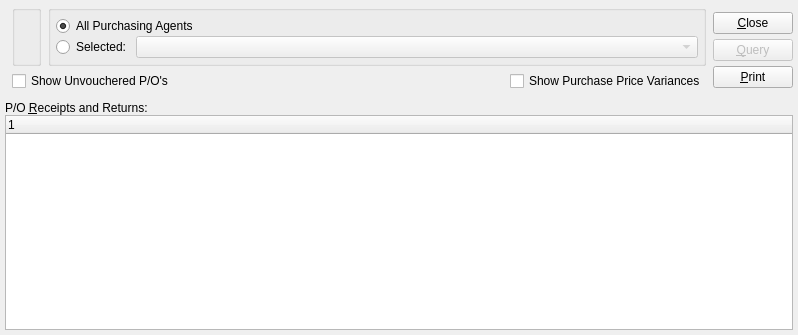
WooodHead/xtuple, file xtuple/trunk/guiclient/dspPoItemReceivingsByVendor.ui: the form before one commit.
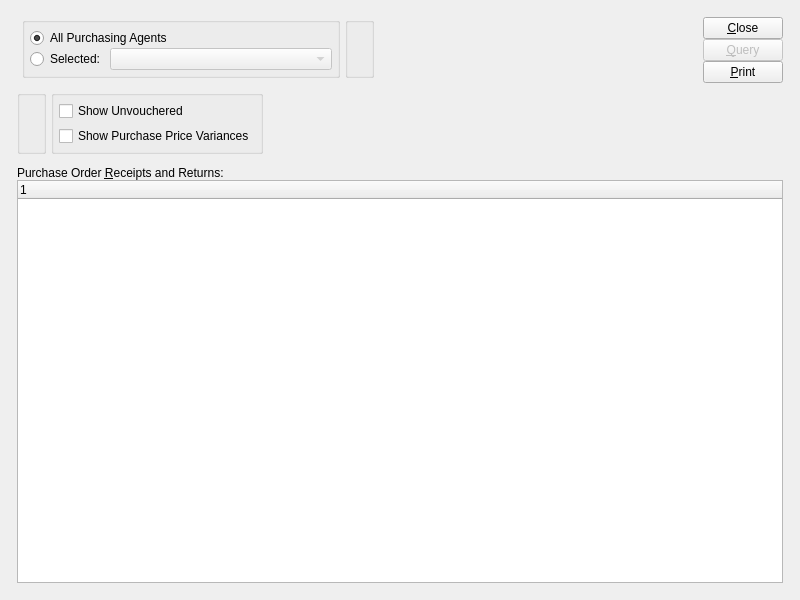
The form after the commit. Custom widgets are drawn as their Qt base class.

The edit to the form file:
```diff
--- a/xtuple/trunk/guiclient/dspPoItemReceivingsByVendor.ui
+++ b/xtuple/trunk/guiclient/dspPoItemReceivingsByVendor.ui
@@ -5,78 +5,28 @@
    <rect>
     <x>0</x>
     <y>0</y>
-    <width>798</width>
-    <height>335</height>
+    <width>800</width>
+    <height>600</height>
    </rect>
   </property>
   <property name="windowTitle" >
    <string>Receipts and Returns by Vendor</string>
   </property>
-  <layout class="QVBoxLayout" >
-   <item>
-    <layout class="QHBoxLayout" >
-     <property name="spacing" >
-      <number>7</number>
+  <layout class="QGridLayout" name="gridLayout_4" >
+   <item row="0" column="0" >
+    <layout class="QGridLayout" name="gridLayout_3" >
+     <property name="margin" >
+      <number>12</number>
      </property>
-     <item>
-      <layout class="QVBoxLayout" >
        <property name="spacing" >
-        <number>5</number>
-       </property>
+      <number>12</number>
+     </property>
+     <item row="0" column="0" >
+      <layout class="QHBoxLayout" name="horizontalLayout" >
        <item>
         <widget class="VendorCluster" name="_vendor" />
        </item>
        <item>
-        <layout class="QHBoxLayout" >
-         <property name="spacing" >
-          <number>0</number>
-         </property>
-         <item>
-          <widget class="DateCluster" name="_dates" />
-         </item>
-         <item>
-          <spacer>
-           <property name="orientation" >
-            <enum>Qt::Horizontal</enum>
-           </property>
-           <property name="sizeType" >
-            <enum>QSizePolicy::Preferred</enum>
-           </property>
-           <property name="sizeHint" stdset="0" >
-            <size>
-             <width>0</width>
-             <height>16</height>
-            </size>
-           </property>
-          </spacer>
-         </item>
-        </layout>
-       </item>
-      </layout>
-     </item>
-     <item>
-      <layout class="QVBoxLayout" >
-       <property name="spacing" >
-        <number>0</number>
-       </property>
-       <item>
-        <layout class="QVBoxLayout" >
-         <property name="spacing" >
-          <number>5</number>
-         </property>
-         <item>
-          <layout class="QHBoxLayout" >
-           <property name="spacing" >
-            <number>7</number>
-           </property>
-           <item>
-            <widget class="WarehouseGroup" name="_warehouse" >
-             <property name="title" >
-              <string/>
-             </property>
-            </widget>
-           </item>
-           <item>
             <widget class="QGroupBox" name="_agentGroup" >
              <property name="title" >
               <string/>
@@ -128,66 +78,29 @@
              </layout>
             </widget>
            </item>
-          </layout>
-         </item>
          <item>
-          <layout class="QHBoxLayout" >
-           <property name="spacing" >
-            <number>0</number>
-           </property>
-           <item>
-            <widget class="XCheckBox" name="_showUnvouchered" >
-             <property name="text" >
-              <string>Show Unvouchered P/O's</string>
+        <widget class="WarehouseGroup" name="_warehouse" >
+         <property name="title" >
+          <string/>
              </property>
             </widget>
            </item>
            <item>
-            <spacer>
+        <spacer name="horizontalSpacer" >
              <property name="orientation" >
               <enum>Qt::Horizontal</enum>
              </property>
-             <property name="sizeType" >
-              <enum>QSizePolicy::Expanding</enum>
-             </property>
              <property name="sizeHint" stdset="0" >
               <size>
-               <width>71</width>
-               <height>10</height>
+           <width>40</width>
+           <height>20</height>
               </size>
              </property>
             </spacer>
            </item>
-           <item>
-            <widget class="XCheckBox" name="_showVariances" >
-             <property name="text" >
-              <string>Show Purchase Price Variances</string>
-             </property>
-            </widget>
-           </item>
-          </layout>
-         </item>
-        </layout>
-       </item>
-       <item>
-        <spacer>
-         <property name="orientation" >
-          <enum>Qt::Vertical</enum>
-         </property>
-         <property name="sizeType" >
-          <enum>QSizePolicy::Preferred</enum>
-         </property>
-         <property name="sizeHint" stdset="0" >
-          <size>
-           <width>20</width>
-           <height>5</height>
-          </size>
-         </property>
-        </spacer>
-       </item>
-      </layout>
-     </item>
-     <item>
+      </layout>
+     </item>
+     <item rowspan="2" row="0" column="1" >
       <layout class="QHBoxLayout" >
        <property name="spacing" >
         <number>0</number>
@@ -216,7 +129,7 @@
          <item>
           <layout class="QVBoxLayout" >
            <property name="spacing" >
-            <number>5</number>
+            <number>0</number>
            </property>
            <item>
             <widget class="QPushButton" name="_close" >
@@ -271,7 +184,7 @@
             <enum>Qt::Vertical</enum>
            </property>
            <property name="sizeType" >
-            <enum>QSizePolicy::Preferred</enum>
+            <enum>QSizePolicy::Expanding</enum>
            </property>
            <property name="sizeHint" stdset="0" >
             <size>
@@ -285,9 +198,62 @@
        </item>
       </layout>
      </item>
-    </layout>
+     <item row="1" column="0" >
+      <layout class="QHBoxLayout" name="horizontalLayout_2" >
+       <item>
+        <widget class="QGroupBox" name="_dateGroup" >
+         <property name="title" >
+          <string/>
+         </property>
+         <layout class="QGridLayout" name="gridLayout" >
+          <item row="0" column="0" >
+           <widget class="DateCluster" name="_dates" />
+          </item>
+         </layout>
+        </widget>
    </item>
    <item>
+        <widget class="QGroupBox" name="groupBox" >
+         <property name="title" >
+          <string/>
+         </property>
+         <layout class="QGridLayout" name="gridLayout_2" >
+          <item row="0" column="0" >
+           <widget class="XCheckBox" name="_showUnvouchered" >
+            <property name="text" >
+             <string>Show Unvouchered</string>
+            </property>
+           </widget>
+          </item>
+          <item row="1" column="0" >
+           <widget class="XCheckBox" name="_showVariances" >
+            <property name="text" >
+             <string>Show Purchase Price Variances</string>
+            </property>
+           </widget>
+          </item>
+         </layout>
+        </widget>
+       </item>
+       <item>
+        <spacer>
+         <property name="orientation" >
+          <enum>Qt::Horizontal</enum>
+         </property>
+         <property name="sizeType" >
+          <enum>QSizePolicy::Expanding</enum>
+         </property>
+         <property name="sizeHint" stdset="0" >
+          <size>
+           <width>208</width>
+           <height>32</height>
+          </size>
+         </property>
+        </spacer>
+       </item>
+      </layout>
+     </item>
+     <item row="2" column="0" colspan="2" >
     <layout class="QVBoxLayout" >
      <property name="spacing" >
       <number>0</number>
@@ -307,7 +273,7 @@
         </size>
        </property>
        <property name="text" >
-        <string>P/O &amp;Receipts and Returns:</string>
+          <string>Purchase Order &amp;Receipts and Returns:</string>
        </property>
        <property name="alignment" >
         <set>Qt::AlignVCenter</set>
@@ -342,6 +308,8 @@
     </layout>
    </item>
   </layout>
+   </item>
+  </layout>
  </widget>
  <layoutdefault spacing="5" margin="5" />
  <pixmapfunction>qPixmapFromMimeSource</pixmapfunction>
```
Left out of the diff: 2 changed lines with no effect on the pictures. Lines whose indentation alone changed are shown as unchanged.
